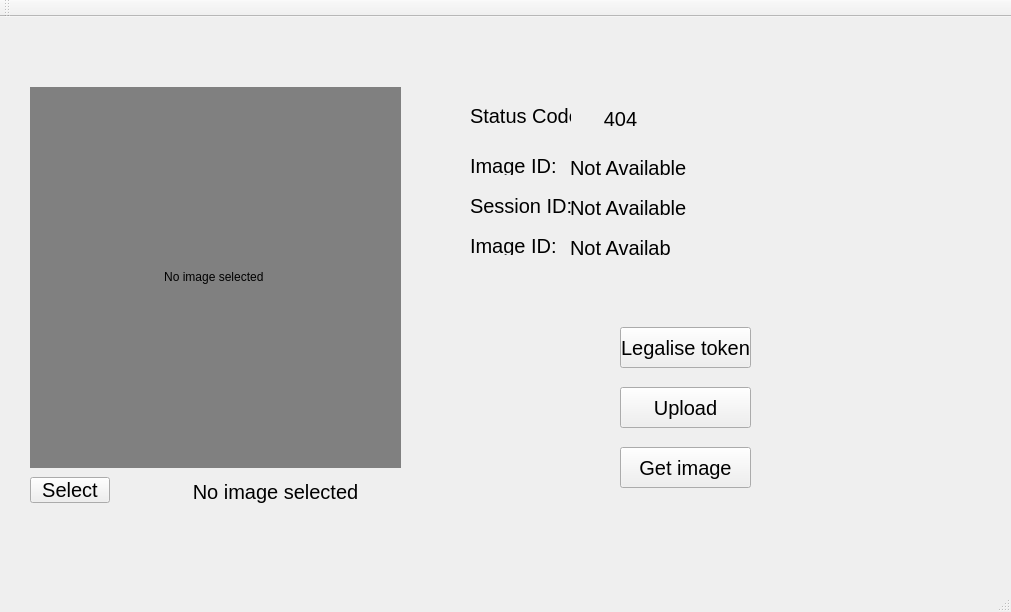
0x0is1/DeepNoodle-GUI, file mainwindow.ui: the form before one commit.
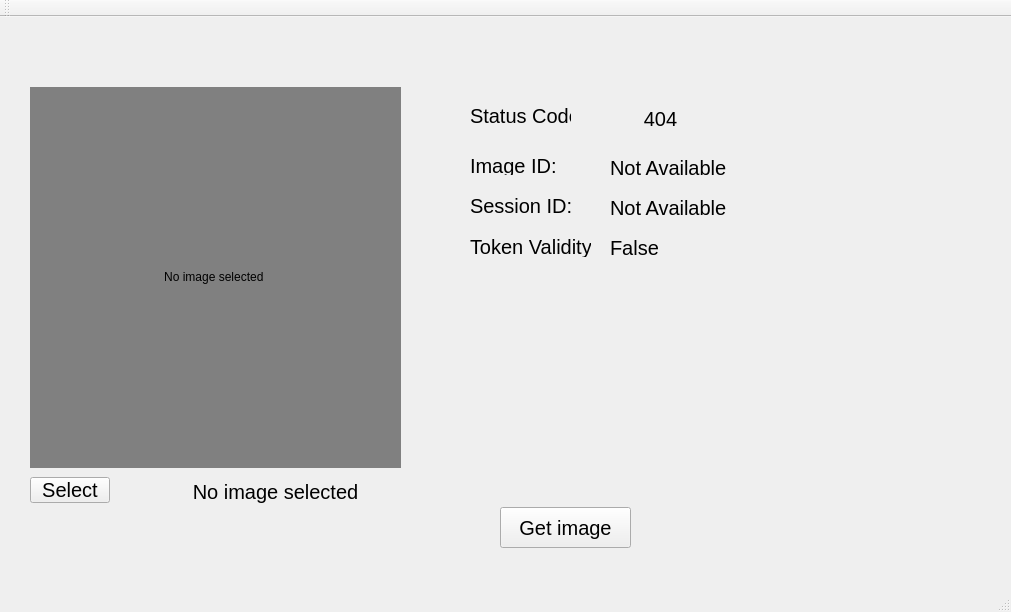
The form after the commit.

```diff
--- a/mainwindow.ui
+++ b/mainwindow.ui
@@ -70,24 +70,6 @@
      <string>&lt;center&gt;No image selected&lt;/center&gt;</string>
     </property>
    </widget>
-   <widget class="QPushButton" name="validateButton">
-    <property name="geometry">
-     <rect>
-      <x>620</x>
-      <y>310</y>
-      <width>131</width>
-      <height>41</height>
-     </rect>
-    </property>
-    <property name="font">
-     <font>
-      <pointsize>15</pointsize>
-     </font>
-    </property>
-    <property name="text">
-     <string>Legalise token</string>
-    </property>
-   </widget>
    <widget class="QLabel" name="label">
     <property name="geometry">
      <rect>
@@ -109,7 +91,7 @@
    <widget class="QLabel" name="statusCode">
     <property name="geometry">
      <rect>
-      <x>570</x>
+      <x>610</x>
       <y>90</y>
       <width>101</width>
       <height>21</height>
@@ -127,7 +109,7 @@
    <widget class="QLabel" name="imgidLabel">
     <property name="geometry">
      <rect>
-      <x>570</x>
+      <x>610</x>
       <y>140</y>
       <width>281</width>
       <height>21</height>
@@ -181,7 +163,7 @@
    <widget class="QLabel" name="sessidLabel">
     <property name="geometry">
      <rect>
-      <x>570</x>
+      <x>610</x>
       <y>180</y>
       <width>281</width>
       <height>21</height>
@@ -196,47 +178,11 @@
      <string>Not Available</string>
     </property>
    </widget>
-   <widget class="QLabel" name="label_7">
-    <property name="geometry">
-     <rect>
-      <x>470</x>
-      <y>220</y>
-      <width>101</width>
-      <height>18</height>
-     </rect>
-    </property>
-    <property name="font">
-     <font>
-      <pointsize>15</pointsize>
-     </font>
-    </property>
-    <property name="text">
-     <string>Image ID:</string>
-    </property>
-   </widget>
-   <widget class="QLabel" name="label_8">
-    <property name="geometry">
-     <rect>
-      <x>570</x>
-      <y>220</y>
-      <width>101</width>
-      <height>21</height>
-     </rect>
-    </property>
-    <property name="font">
-     <font>
-      <pointsize>15</pointsize>
-     </font>
-    </property>
-    <property name="text">
-     <string>Not Available</string>
-    </property>
-   </widget>
    <widget class="QPushButton" name="getimgButton">
     <property name="geometry">
      <rect>
-      <x>620</x>
-      <y>430</y>
+      <x>500</x>
+      <y>490</y>
       <width>131</width>
       <height>41</height>
      </rect>
@@ -250,13 +196,13 @@
      <string>Get image</string>
     </property>
    </widget>
-   <widget class="QPushButton" name="uploadButton">
+   <widget class="QLabel" name="tokenvLabel">
     <property name="geometry">
      <rect>
-      <x>620</x>
-      <y>370</y>
-      <width>131</width>
-      <height>41</height>
+      <x>610</x>
+      <y>220</y>
+      <width>281</width>
+      <height>21</height>
      </rect>
     </property>
     <property name="font">
@@ -265,7 +211,25 @@
      </font>
     </property>
     <property name="text">
-     <string>Upload</string>
+     <string>False</string>
+    </property>
+   </widget>
+   <widget class="QLabel" name="label_6">
+    <property name="geometry">
+     <rect>
+      <x>470</x>
+      <y>220</y>
+      <width>121</width>
+      <height>20</height>
+     </rect>
+    </property>
+    <property name="font">
+     <font>
+      <pointsize>15</pointsize>
+     </font>
+    </property>
+    <property name="text">
+     <string>Token Validity:</string>
     </property>
    </widget>
   </widget>
```
